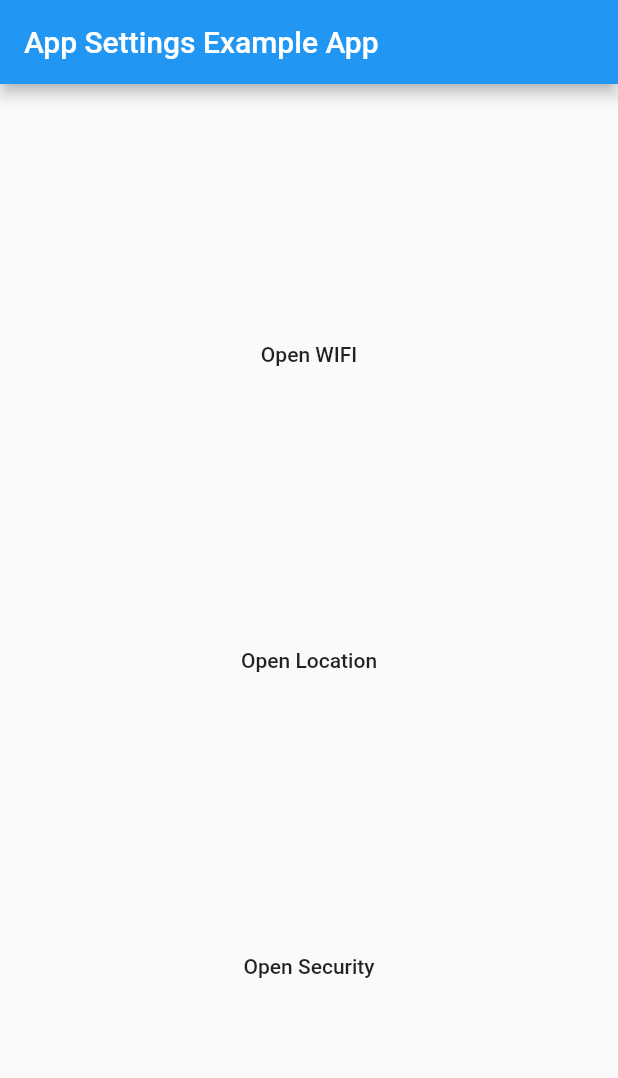
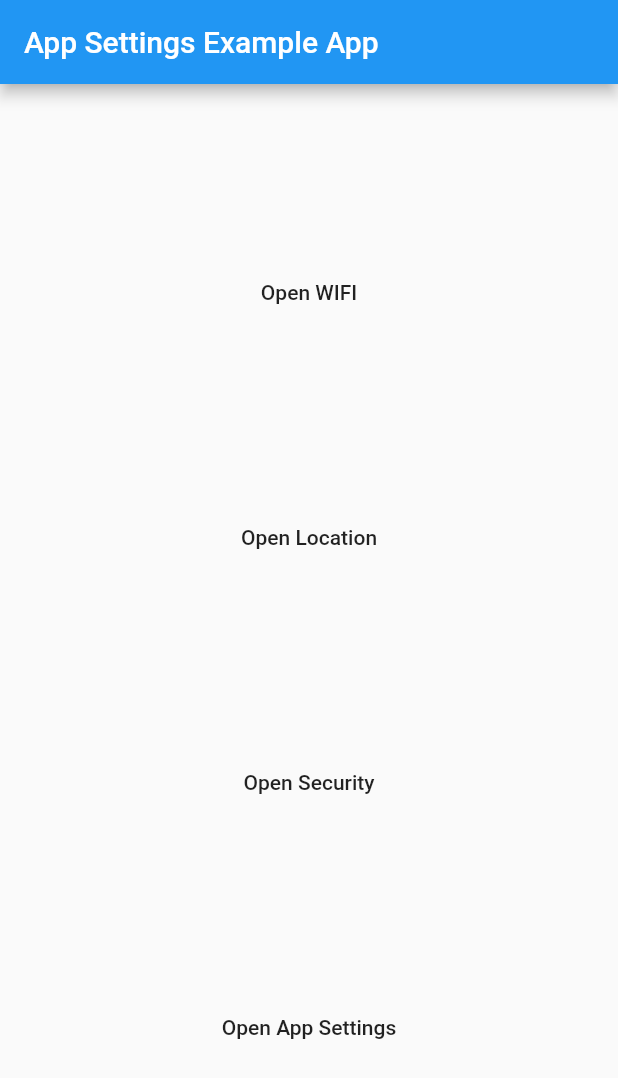
Before and after one commit to spencerccf/app_settings, a Flutter app: the screen it shows after launch, on a phone screen of 412 x 824 dp. Shown: the top 1078 px of the screen. Run offline on Flutter 3.47's test engine with Material 2 defaults, Android fonts, the phone set to English and light mode, and no system bars.

Commit message:
Add "Open App Settings" button to example.

```diff
--- a/example/lib/main.dart
+++ b/example/lib/main.dart
@@ -22,9 +22,9 @@ class _MyAppState extends State<MyApp> {
           title: const Text('App Settings Example App'),
         ),
         body: Center(
-            child: Column(
-                mainAxisAlignment: MainAxisAlignment.spaceEvenly,
-                children: [
+          child: Column(
+            mainAxisAlignment: MainAxisAlignment.spaceEvenly,
+            children: [
               FlatButton(
                 child: Text("Open WIFI"),
                 onPressed: () {
@@ -43,7 +43,15 @@ class _MyAppState extends State<MyApp> {
                   AppSettings.openSecuritySettings();
                 },
               ),
-            ])),
+              FlatButton(
+                child: Text("Open App Settings"),
+                onPressed: () {
+                  AppSettings.openAppSettings();
+                },
+              ),
+            ],
+          ),
+        ),
       ),
     );
   }
```
